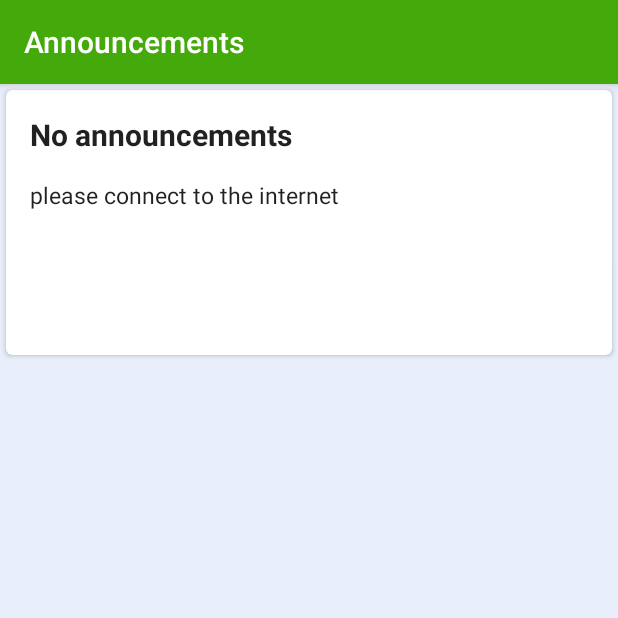
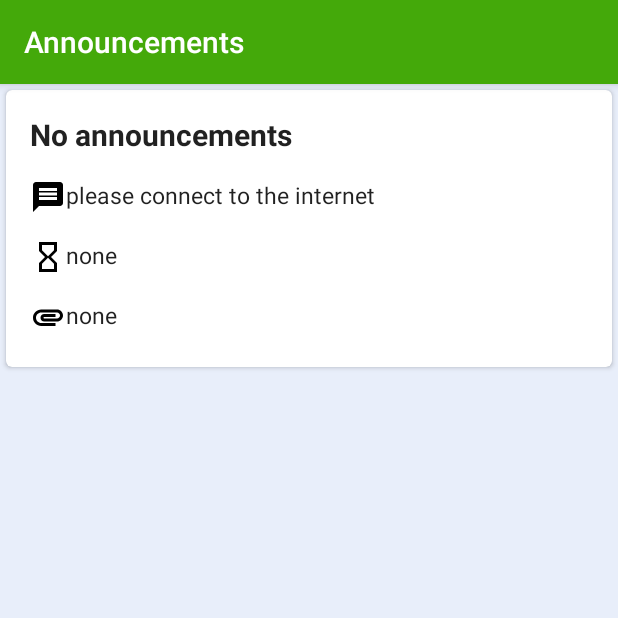
Before and after one commit to EricGachoka/EgercommsAndroid, an Android app: the AnnouncementFragment screen opened directly, with no data from a screen before it, on a phone screen of 412 x 824 dp, the top half of it. Run offline under Robolectric (Android 15) with nearby library versions, the phone set to English and light mode, and no system bars; our stand-ins replace EventBus.

Commit message:
UI renovation

```diff
--- a/app/src/main/java/com/example/egercomms/AnnouncementFragment.java
+++ b/app/src/main/java/com/example/egercomms/AnnouncementFragment.java
@@ -41,7 +41,8 @@ public class AnnouncementFragment extends Fragment {
     private RecyclerView recyclerView;
     private Parcelable recyclerViewState;
     private MyAnnouncementRecyclerViewAdapter adapter;
-    private List<Announcement> announcements = Arrays.asList(new Announcement("No announcements","please connect to the internet"));
+    private List<Announcement> announcements = Arrays.asList(
+            new Announcement("No announcements", "please connect to the internet", "none", "none"));
 
     /**
      * Mandatory empty constructor for the fragment manager to instantiate the
@@ -131,7 +132,7 @@ public class AnnouncementFragment extends Fragment {
     }
 
     @Subscribe(threadMode = ThreadMode.MAIN)
-    public void refreshAnnouncementsAdapter(AnnouncementEventObject announcementEventObject){
+    public void refreshAnnouncementsAdapter(AnnouncementEventObject announcementEventObject) {
         List<Announcement> announcements = announcementEventObject.getAnnouncements();
         //save state
 //        recyclerViewState = recyclerView.getLayoutManager().onSaveInstanceState();
--- a/app/src/main/java/com/example/egercomms/MyAnnouncementRecyclerViewAdapter.java
+++ b/app/src/main/java/com/example/egercomms/MyAnnouncementRecyclerViewAdapter.java
@@ -49,7 +49,7 @@ public class MyAnnouncementRecyclerViewAdapter extends RecyclerView.Adapter<MyAn
         if (attachment != null) {
             holder.attachment.setText(getFileName(attachment));
         }else{
-            holder.attachment.setText(attachment);
+            holder.attachment.setText("none");
         }
 
         holder.mView.setOnClickListener(new View.OnClickListener() {
--- a/app/src/main/java/com/example/egercomms/models/Announcement.java
+++ b/app/src/main/java/com/example/egercomms/models/Announcement.java
@@ -13,6 +13,13 @@ public class Announcement implements Parcelable {
     public Announcement(String title, String message) {
         this.title = title;
         this.message = message;
+    }
+
+    public Announcement(String title, String message, String deadline, String attachments) {
+        this.title = title;
+        this.message = message;
+        this.deadline = deadline;
+        this.attachments = attachments;
     }
 
     public String getTitle() {
--- /dev/null
+++ b/app/src/main/res/drawable/ic_attachment_black_24dp.xml
@@ -0,0 +1,9 @@
+<vector xmlns:android="http://schemas.android.com/apk/res/android"
+        android:width="24dp"
+        android:height="24dp"
+        android:viewportWidth="24.0"
+        android:viewportHeight="24.0">
+    <path
+        android:fillColor="#FF000000"
+        android:pathData="M2,12.5C2,9.46 4.46,7 7.5,7H18c2.21,0 4,1.79 4,4s-1.79,4 -4,4H9.5C8.12,15 7,13.88 7,12.5S8.12,10 9.5,10H17v2H9.41c-0.55,0 -0.55,1 0,1H18c1.1,0 2,-0.9 2,-2s-0.9,-2 -2,-2H7.5C5.57,9 4,10.57 4,12.5S5.57,16 7.5,16H17v2H7.5C4.46,18 2,15.54 2,12.5z"/>
+</vector>
--- /dev/null
+++ b/app/src/main/res/drawable/ic_hourglass_empty_black_24dp.xml
@@ -0,0 +1,9 @@
+<vector xmlns:android="http://schemas.android.com/apk/res/android"
+        android:width="24dp"
+        android:height="24dp"
+        android:viewportWidth="24.0"
+        android:viewportHeight="24.0">
+    <path
+        android:fillColor="#FF000000"
+        android:pathData="M6,2v6h0.01L6,8.01 10,12l-4,4 0.01,0.01L6,16.01L6,22h12v-5.99h-0.01L18,16l-4,-4 4,-3.99 -0.01,-0.01L18,8L18,2L6,2zM16,16.5L16,20L8,20v-3.5l4,-4 4,4zM12,11.5l-4,-4L8,4h8v3.5l-4,4z"/>
+</vector>
--- /dev/null
+++ b/app/src/main/res/drawable/ic_message_black_24dp.xml
@@ -0,0 +1,9 @@
+<vector xmlns:android="http://schemas.android.com/apk/res/android"
+        android:width="24dp"
+        android:height="24dp"
+        android:viewportWidth="24.0"
+        android:viewportHeight="24.0">
+    <path
+        android:fillColor="#FF000000"
+        android:pathData="M20,2L4,2c-1.1,0 -1.99,0.9 -1.99,2L2,22l4,-4h14c1.1,0 2,-0.9 2,-2L22,4c0,-1.1 -0.9,-2 -2,-2zM18,14L6,14v-2h12v2zM18,11L6,11L6,9h12v2zM18,8L6,8L6,6h12v2z"/>
+</vector>
--- a/app/src/main/res/layout/fragment_announcement.xml
+++ b/app/src/main/res/layout/fragment_announcement.xml
@@ -16,7 +16,6 @@
             android:layout_width="match_parent"
             android:layout_height="wrap_content"
             android:layout_margin="@dimen/text_margin"
-            android:text="title"
             android:textAppearance="?attr/textAppearanceListItem"
             android:textSize="20sp"
             android:textStyle="bold" />
@@ -27,7 +26,7 @@
             android:layout_height="wrap_content"
             android:layout_marginLeft="@dimen/text_margin"
             android:layout_marginRight="@dimen/text_margin"
-            android:text="message"
+            android:drawableStart="@drawable/ic_message_black_24dp"
             android:textAppearance="?attr/textAppearanceListItem"
             android:textSize="15sp" />
 
@@ -36,7 +35,7 @@
             android:layout_width="match_parent"
             android:layout_height="wrap_content"
             android:layout_margin="@dimen/text_margin"
-            android:text="deadline"
+            android:drawableStart="@drawable/ic_hourglass_empty_black_24dp"
             android:textAppearance="?attr/textAppearanceListItem"
             android:textSize="15sp" />
 
@@ -46,6 +45,7 @@
             android:layout_height="wrap_content"
             android:layout_marginLeft="@dimen/text_margin"
             android:layout_marginRight="@dimen/text_margin"
+            android:drawableStart="@drawable/ic_attachment_black_24dp"
             android:textAppearance="?attr/textAppearanceListItem"
             android:textSize="15sp" />
 
```
Also changed, not shown: app/src/main/res/drawable/ic_person_outline_black_24dp.xml (added, +9 -0 lines), app/src/main/res/drawable/ic_textsms_black_24dp.xml (added, +9 -0 lines), app/src/main/res/layout/activity_main.xml (+13 -1 lines).
